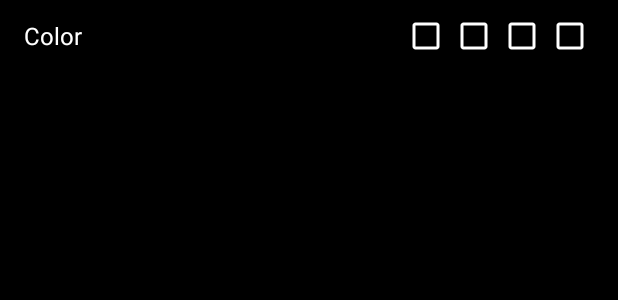
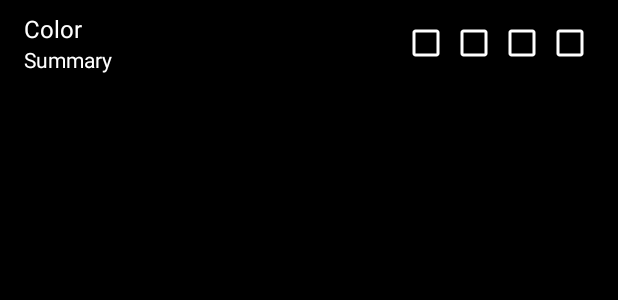
Before and after one commit to axelmalahieude/BreatheandRelax, an Android app: the layout pref_color_picker.xml on its own in the app's theme, with its tools: preview values and no code run, on a phone screen of 412 x 824 dp. Shown: the top 300 px of the screen. Run offline under Robolectric (Android 15) with nearby library versions, the phone set to English and light mode, and no system bars.

Commit message:
Enabled built-in summary for ColorPickerPreference

```diff
--- a/app/src/main/java/com/axel/breatheandrelax/fragment/SettingsFragment.java
+++ b/app/src/main/java/com/axel/breatheandrelax/fragment/SettingsFragment.java
@@ -39,8 +39,6 @@ public class SettingsFragment extends PreferenceFragmentCompat
     private final static String TAG = SettingsFragment.class.getSimpleName();
 
     private CustomListPreference mAnimationPreference;
-    private ColorPickerPreference mInhaleColorPreference;
-    private ColorPickerPreference mExhaleColorPreference;
 
     /**
      * Populates the fragment with the proper set of preferences
@@ -50,8 +48,6 @@ public class SettingsFragment extends PreferenceFragmentCompat
     @Override
     public void onCreatePreferences(Bundle bundle, String s) {
         addPreferencesFromResource(R.xml.pref);
-        mInhaleColorPreference = findPreference(getResources().getString(R.string.pref_colors_inhale_key));
-        mExhaleColorPreference = findPreference(getResources().getString(R.string.pref_colors_exhale_key));
         mAnimationPreference = findPreference(getResources().getString(R.string.pref_animation_style_key));
         mAnimationPreference.setSummary();
     }
--- a/app/src/main/res/layout/pref_color_picker.xml
+++ b/app/src/main/res/layout/pref_color_picker.xml
@@ -11,46 +11,60 @@
     android:paddingTop="8dp"
     android:paddingBottom="8dp">
 
-    <TextView
-        android:id="@+id/pref_cb_title"
+    <LinearLayout
         android:layout_width="0dp"
-        android:layout_height="match_parent"
-        tools:text="Color"
-        android:textColor="@android:color/white"
-        android:gravity="center_vertical"
-        android:textSize="16sp"
-        android:layout_weight="1"/>
+        android:layout_height="wrap_content"
+        android:orientation="vertical"
+        android:layout_weight="1">
+
+        <TextView
+            android:id="@+id/pref_cb_title"
+            android:layout_width="wrap_content"
+            android:layout_height="wrap_content"
+            tools:text="Color"
+            android:textColor="@android:color/white"
+            android:gravity="center_vertical"
+            android:textSize="16sp"/>
+
+        <TextView
+            android:id="@+id/pref_color_summary"
+            android:layout_width="wrap_content"
+            android:textSize="14sp"
+            android:layout_height="wrap_content"
+            tools:text="Summary"
+            android:textColor="@android:color/white"/>
+
+    </LinearLayout>
 
     <LinearLayout
         android:layout_width="wrap_content"
-        android:layout_height="wrap_content"
+        android:layout_height="match_parent"
         android:layout_gravity="end"
-        android:gravity="end">
+        android:gravity="center_vertical">
 
         <CheckBox
             android:id="@+id/pref_cb_1"
             android:layout_width="wrap_content"
             android:layout_height="wrap_content"
-            android:buttonTint="@android:color/white"/>
+            android:buttonTint="@android:color/white" />
 
         <CheckBox
             android:id="@+id/pref_cb_2"
             android:layout_width="wrap_content"
             android:layout_height="wrap_content"
-            android:buttonTint="@android:color/white"/>
+            android:buttonTint="@android:color/white"  />
 
         <CheckBox
             android:id="@+id/pref_cb_3"
             android:layout_width="wrap_content"
             android:layout_height="wrap_content"
-            android:buttonTint="@android:color/white"/>
+            android:buttonTint="@android:color/white"  />
 
         <CheckBox
-            android:layout_gravity="end"
             android:id="@+id/pref_cb_4"
             android:layout_width="wrap_content"
             android:layout_height="wrap_content"
-            android:buttonTint="@android:color/white"/>
+            android:buttonTint="@android:color/white"  />
 
     </LinearLayout>
 
```
Also changed, not shown: app/src/main/java/com/axel/breatheandrelax/activity/MeditationActivity.java (+4 -4 lines), app/src/main/java/com/axel/breatheandrelax/util/Tools.java (+14 -2 lines), app/src/main/java/com/axel/breatheandrelax/view/ColorPickerPreference.java (+24 -10 lines).
